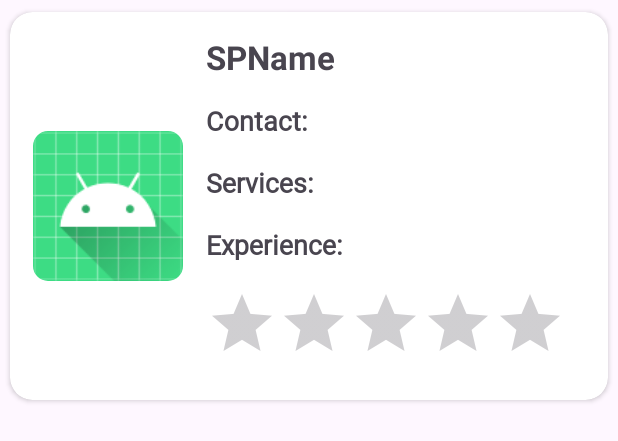
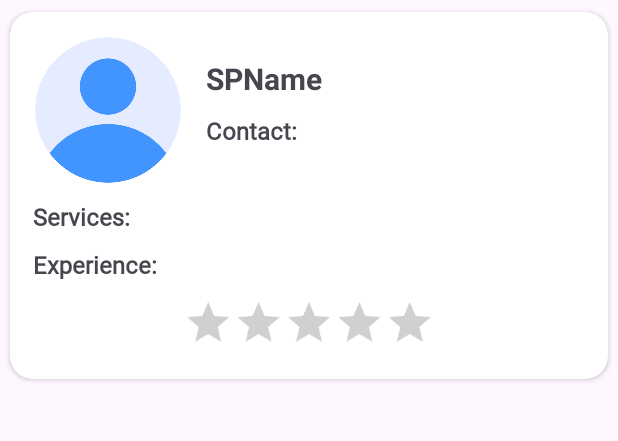
Before and after one commit to yash234u/Homemate, an Android app: the layout view_serviceprovider_list.xml on its own in the app's theme, with its tools: preview values and no code run, on a phone screen of 412 x 824 dp. Shown: the top 441 px of the screen. Run offline under Robolectric (Android 15) with nearby library versions, the phone set to English and light mode, and no system bars; Roboto replaces fonts that are not available here.

Commit message:
Ratings Bar added to SP page.

```diff
--- a/app/src/main/java/com/example/homemate/ServiceProvider/SP_Adapter.java
+++ b/app/src/main/java/com/example/homemate/ServiceProvider/SP_Adapter.java
@@ -5,6 +5,7 @@ import android.view.LayoutInflater;
 import android.view.View;
 import android.view.ViewGroup;
 import android.widget.ImageView;
+import android.widget.RatingBar;
 import android.widget.TextView;
 import androidx.annotation.NonNull;
 import androidx.recyclerview.widget.RecyclerView;
@@ -35,11 +36,16 @@ public class SP_Adapter extends RecyclerView.Adapter<SP_Adapter.ViewHolder> {
         SP_Model spModel = serviceProviderList.get(position);
         holder.spName.setText(spModel.getSp_name());
         holder.spContact.setText("Contact: "+spModel.getSp_contact());
-        holder.spServices.setText("Services: "+spModel.getSp_services());
-        holder.spExperience.setText("Experience: "+spModel.getSp_experience());
+        holder.spServices.setText(spModel.getSp_services());
+        holder.spExperience.setText(spModel.getSp_experience());
         Glide.with(context).load(spModel.getSp_img())
                 .into(holder.spImage);
         // Set other fields as needed (ratings, image, etc.)
+        if (spModel.getSp_ratings() != null && !spModel.getSp_ratings().isEmpty()) {
+            holder.spRating.setRating(Float.parseFloat(spModel.getSp_ratings()));
+        } else {
+            holder.spRating.setRating(0); // Default to 0 if no rating is available
+        }
     }
 
     @Override
@@ -51,6 +57,7 @@ public class SP_Adapter extends RecyclerView.Adapter<SP_Adapter.ViewHolder> {
 
         TextView spName, spContact, spServices, spExperience;
         ImageView spImage;
+        RatingBar spRating;
 
         public ViewHolder(@NonNull View itemView) {
             super(itemView);
@@ -59,6 +66,8 @@ public class SP_Adapter extends RecyclerView.Adapter<SP_Adapter.ViewHolder> {
             spServices = itemView.findViewById(R.id.SPServices);
             spExperience = itemView.findViewById(R.id.SPExperience);
             spImage = itemView.findViewById(R.id.SPImage);
+            spRating = itemView.findViewById(R.id.ratingBar);
+
             // Initialize other views as needed
         }
     }
--- a/app/src/main/res/layout/view_serviceprovider_list.xml
+++ b/app/src/main/res/layout/view_serviceprovider_list.xml
@@ -12,15 +12,13 @@
         android:layout_height="wrap_content"
         android:padding="15dp">
 
-        <com.google.android.material.imageview.ShapeableImageView
+        <de.hdodenhof.circleimageview.CircleImageView
             android:layout_width="100dp"
             android:layout_height="100dp"
+            android:layout_marginBottom="10dp"
             android:id="@+id/SPImage"
-            android:src="@mipmap/ic_launcher"
             android:scaleType="centerCrop"
-            android:layout_centerVertical="true"
-            app:shapeAppearanceOverlay="@style/Rounded_full">
-        </com.google.android.material.imageview.ShapeableImageView>
+            android:src="@drawable/profileicon"/>
 
         <TextView
             android:layout_width="match_parent"
@@ -28,7 +26,8 @@
             android:id="@+id/SPName"
             android:text="SPName"
             android:textStyle="bold"
-            android:textSize="22sp"
+            android:textSize="20sp"
+            android:layout_marginTop="15dp"
             android:layout_toRightOf="@id/SPImage"
             android:layout_marginLeft="15dp">
         </TextView>
@@ -38,56 +37,72 @@
             android:layout_width="match_parent"
             android:layout_height="wrap_content"
             android:layout_below="@+id/SPName"
-            android:layout_marginStart="15dp"
-            android:layout_marginTop="15dp"
-            android:layout_marginEnd="15dp"
-            android:layout_marginBottom="15dp"
+            android:layout_marginTop="10dp"
+            android:layout_marginLeft="15dp"
+            android:layout_marginBottom="10dp"
             android:layout_toRightOf="@id/SPImage"
             android:fontFamily="@font/roboto_regular"
             android:text="Contact:"
-            android:textSize="18sp"
+            android:textSize="16sp"
             android:textStyle="bold"/>
+
+        <TextView
+            android:id="@+id/Services"
+            android:layout_width="wrap_content"
+            android:layout_height="wrap_content"
+            android:layout_below="@+id/SPImage"
+            android:fontFamily="@font/roboto_regular"
+            android:text="Services: "
+            android:textSize="16sp"
+            android:textStyle="bold" />
 
         <TextView
             android:id="@+id/SPServices"
             android:layout_width="match_parent"
             android:layout_height="wrap_content"
-            android:layout_below="@+id/SPContact"
-            android:layout_marginStart="15dp"
-            android:layout_marginTop="1dp"
-            android:layout_marginEnd="15dp"
-            android:layout_marginBottom="15dp"
-            android:layout_toRightOf="@id/SPImage"
+            android:layout_below="@+id/SPImage"
+            android:layout_toRightOf="@+id/Services"
+            android:layout_marginLeft="1dp"
+            android:layout_marginBottom="10dp"
             android:fontFamily="@font/roboto_regular"
-            android:text="Services:"
-            android:textSize="18sp"
-            android:textStyle="bold"/>
+            android:textSize="16sp"
+            android:textStyle="normal"/>
+
+        <TextView
+            android:id="@+id/Experience"
+            android:layout_width="wrap_content"
+            android:layout_height="wrap_content"
+            android:layout_below="@+id/SPServices"
+            android:fontFamily="@font/roboto_regular"
+            android:text="Experience: "
+            android:textSize="16sp"
+            android:textStyle="bold" />
 
         <TextView
             android:id="@+id/SPExperience"
             android:layout_width="match_parent"
             android:layout_height="wrap_content"
             android:layout_below="@+id/SPServices"
-            android:layout_marginStart="15dp"
-            android:layout_marginTop="1dp"
-            android:layout_marginEnd="15dp"
-            android:layout_marginBottom="15dp"
-            android:layout_toRightOf="@id/SPImage"
+            android:layout_toRightOf="@+id/Experience"
+            android:layout_marginLeft="1dp"
+            android:layout_marginBottom="5dp"
             android:fontFamily="@font/roboto_regular"
-            android:text="Experience:"
-            android:textSize="18sp"
-            android:textStyle="bold"></TextView>
+            android:textSize="15sp"
+            android:textStyle="normal"></TextView>
 
         <RatingBar
             android:id="@+id/ratingBar"
-            android:layout_width="wrap_content"
-            android:layout_height="wrap_content"
+            android:layout_width="240dp"
+            android:layout_height="43dp"
             android:layout_below="@+id/SPExperience"
-            android:layout_marginStart="15dp"
-            android:layout_marginTop="1dp"
             android:layout_marginEnd="15dp"
             android:layout_marginBottom="2dp"
-            android:layout_toRightOf="@id/SPImage"/>
+            android:numStars="5"
+            android:stepSize="0.5"
+            android:layout_centerHorizontal="true"
+            android:isIndicator="true"
+            android:scaleX="0.7"
+            android:scaleY="0.7"/>
 
 
     </RelativeLayout>
```
